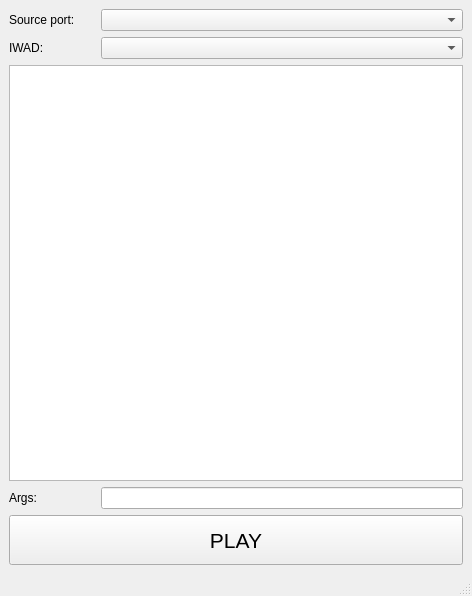
Qt form mainwindow.ui (rafliko/qtDL) before a commit.
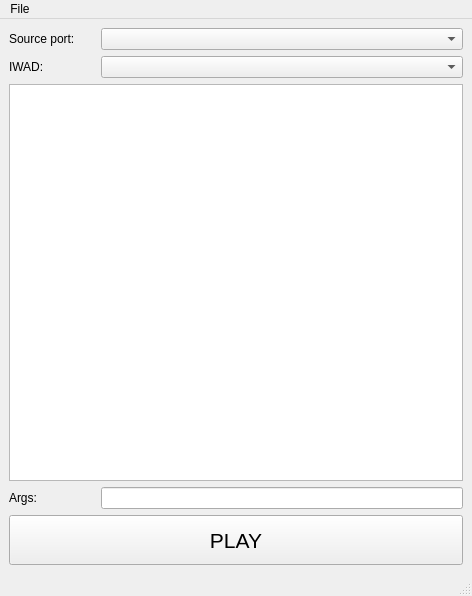
The same form after that commit.

Commit message: refactoring and menu setup

```diff
--- a/mainwindow.ui
+++ b/mainwindow.ui
@@ -90,9 +90,20 @@
      <x>0</x>
      <y>0</y>
      <width>472</width>
-     <height>21</height>
+     <height>30</height>
     </rect>
    </property>
+   <widget class="QMenu" name="menuFile">
+    <property name="title">
+     <string>File</string>
+    </property>
+    <addaction name="actionAdd_Source_Port"/>
+    <addaction name="actionAdd_IWAD_dir"/>
+    <addaction name="actionChange_mod_dir"/>
+    <addaction name="separator"/>
+    <addaction name="actionClear_Source_Ports"/>
+   </widget>
+   <addaction name="menuFile"/>
   </widget>
   <widget class="QStatusBar" name="statusbar"/>
  </widget>
```
Left out of the diff: 20 changed lines with no effect on the pictures. The commit also changes 5 other files.
